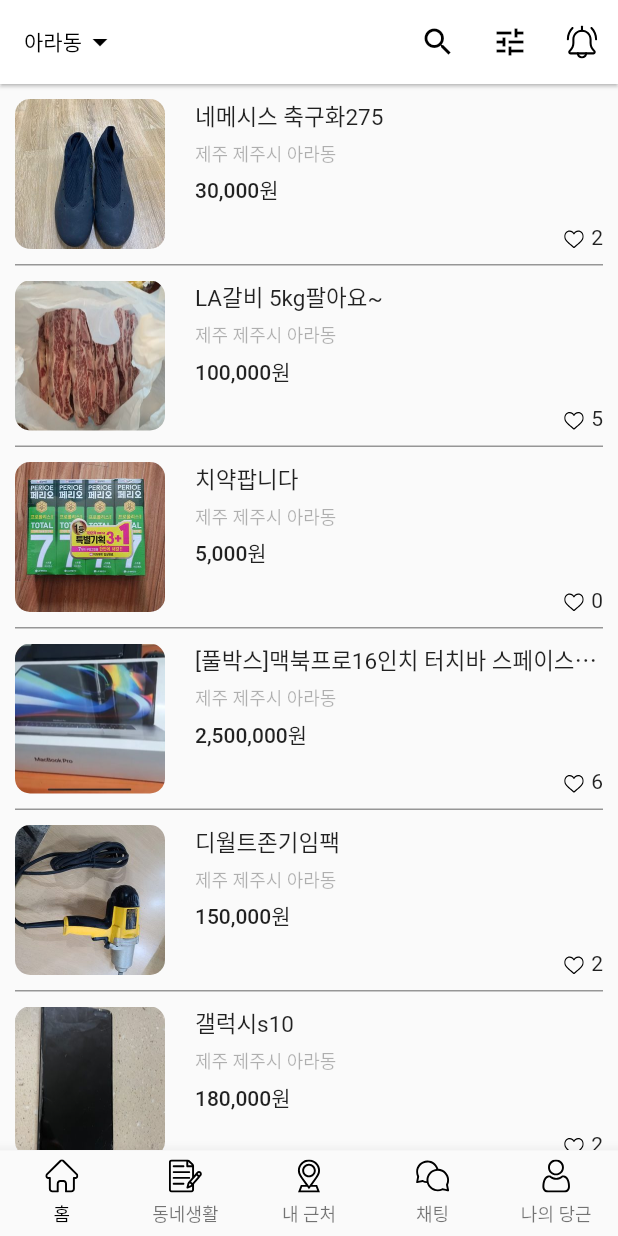
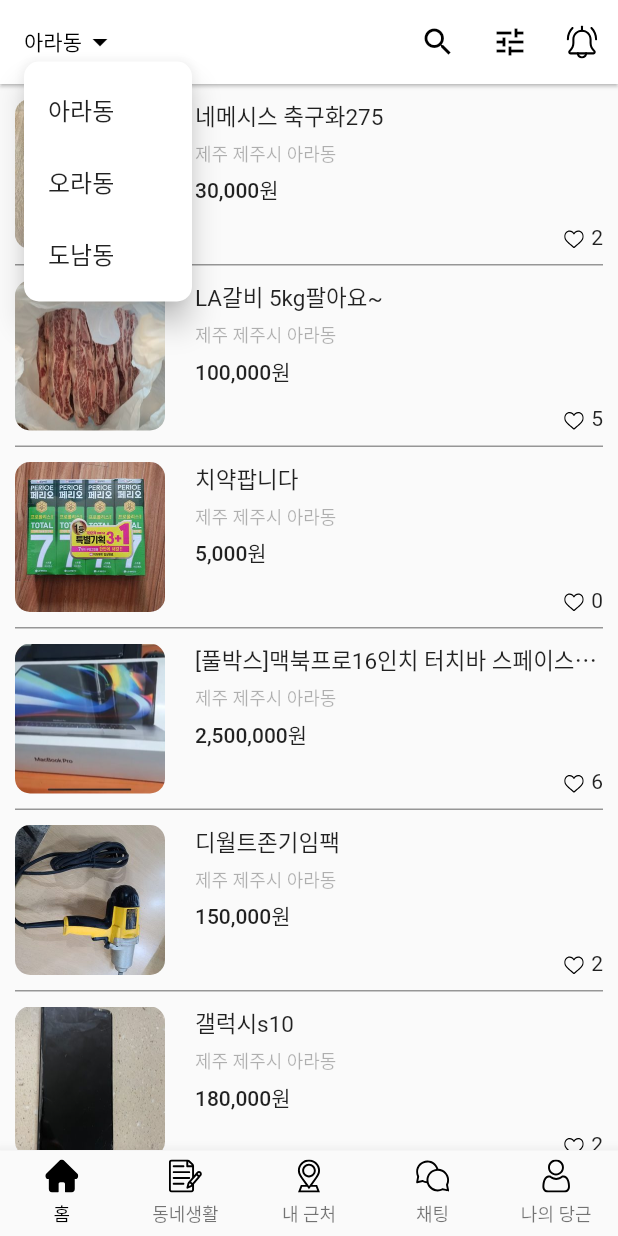
Before and after one commit to dragon5354/flutter_carrot_market_d5354, a Flutter app: the screen it shows after launch, after a tap on "아라동", on a phone screen of 412 x 824 dp. Run offline on Flutter 3.47's test engine with Material 2 defaults, Android fonts, the light colour scheme and no system bars; our stand-ins replace flutter_svg.

Commit message:
페이지 역할 및 이름 변경, Appbar 동이름 clickable, (#5)

```diff
--- a/lib/main.dart
+++ b/lib/main.dart
@@ -1,5 +1,5 @@
 import 'package:flutter/material.dart';
-import 'package:flutter_carrot_market_d5354/page/home.dart';
+import 'package:flutter_carrot_market_d5354/page/app.dart';
 
 void main() {
   runApp(const MainApp());
@@ -24,7 +24,7 @@
           ),
         )
       ),
-      home: Home(),
+      home: App(),
     );
   }
 }
--- /dev/null
+++ b/lib/page/app.dart
@@ -0,0 +1,93 @@
+/*
+  #1 ~ #4에서 시작 화면을 담당했던 home을, #5부터 app은 bottomNavigation 담당, home은 그 안의 home이라는 페이지를 담당하는 것으로 바꿈
+*/
+import 'package:flutter/material.dart';
+import 'package:flutter_carrot_market_d5354/page/home.dart';
+import 'package:flutter_svg/flutter_svg.dart';
+
+class App extends StatefulWidget {
+  const App({super.key});
+
+  @override
+  State<App> createState() => _AppState();
+}
+
+class _AppState extends State<App> {
+  // 아래 바텀네비게이션쪽 선언
+  late int _currentPageIndex;
+
+  @override
+  void initState() {
+    super.initState();
+    // 바텀네비게이션 초기화
+    _currentPageIndex = 0;
+  }
+
+  // body 위젯
+  Widget _bodyWidget() {
+    switch (_currentPageIndex) {
+      case 0:
+        return Home();
+      case 1:
+        return Container();
+      case 2:
+        return Container();
+      case 3:
+        return Container();
+      case 4:
+        return Container();
+      default: // 디폴트값을 넣어줘야 null 오류에 안걸림
+        return Container();
+    }
+  }
+
+  // bottomNavigation에서 사용할 것
+  // bottomNavigation 내부 구조가 다 같아서 하나로 빼줌
+  BottomNavigationBarItem _bottomNavigationBarItem(
+      String iconName, String label) {
+    return BottomNavigationBarItem(
+        icon: Padding(
+          padding: const EdgeInsets.only(bottom: 5),
+          child: SvgPicture.asset("assets/svg/${iconName}_off.svg", width: 22),
+        ),
+        // 눌렀을때 아이콘 바뀌게
+        activeIcon: Padding(
+          padding: const EdgeInsets.only(bottom: 5),
+          child: SvgPicture.asset("assets/svg/${iconName}_on.svg", width: 22),
+        ),
+        label: label);
+  }
+
+  // bottomNavigationBar 위젯
+  Widget _bottomNavigationBarWidget() {
+    return BottomNavigationBar(
+        // 눌렀을때 애니메이션 효과 설정
+        type: BottomNavigationBarType.fixed,
+        onTap: (int index) {
+          print(index);
+          setState(() {
+            // 누르면 해당 페이지 번호로 가게 해줌
+            _currentPageIndex = index;
+          });
+        },
+        currentIndex: _currentPageIndex,
+        selectedItemColor: Colors.black, // 눌렀을때 색깔
+        selectedLabelStyle: TextStyle(color: Colors.black), // 눌렀을때 색깔
+        selectedFontSize: 12, // 눌렀을때 폰트크기
+        items: [
+          _bottomNavigationBarItem("home", "홈"),
+          _bottomNavigationBarItem("notes", "동네생활"),
+          _bottomNavigationBarItem("location", "내 근처"),
+          _bottomNavigationBarItem("chat", "채팅"),
+          _bottomNavigationBarItem("user", "나의 당근")
+        ]);
+  }
+
+  @override
+  Widget build(BuildContext context) {
+    return Scaffold(
+      body: _bodyWidget(),
+      bottomNavigationBar: _bottomNavigationBarWidget(),
+    );
+  }
+}
--- a/lib/page/home.dart
+++ b/lib/page/home.dart
@@ -1,3 +1,6 @@
+/*
+  #1 ~ #4에서 시작 화면을 담당했던 home을, #5부터 app은 bottomNavigation 담당, home은 그 안의 home이라는 페이지를 담당하는 것으로 바꿈
+*/
 import 'package:flutter/material.dart';
 import 'package:flutter_svg/flutter_svg.dart';
 import 'package:intl/intl.dart';
@@ -13,16 +16,20 @@
   // 원래는 API에서 데이터를 받아오지만, view쪽 화면 구성이라 List로 대체함
   List<Map<String, String>> datas = [];
 
-  // 아래 바텀네비게이션쪽 선언
-  late int _currentPageIndex;
+  // 앱바 값 변환시킬 수 있게
+  late String currentLocation;
+
+  final Map<String, String> locatioTypeToString = {
+    "ara": "아라동",
+    "ora": "오라동",
+    "donam": "도남동",
+  };
 
   // 시작시 값을 불러와야 하기에 initState 안에 List
   @override
   void initState() {
-    // TODO: implement initState
     super.initState();
-    // 바텀네비게이션 초기화
-    _currentPageIndex = 0;
+    currentLocation = "ara"; // 초기값
     datas = [
       {
         "image": "assets/images/1.jpg",
@@ -97,6 +104,12 @@
     ];
   }
 
+  // String to Won, 단위 변환용
+  final oCcy = NumberFormat("#,###", "Ko_KR");
+  String calcStringToWon(String priceString) {
+    return "${oCcy.format(int.parse(priceString))}원";
+  }
+
 // Appbar 위젯
 // 요즘에는 PreferredSizeWiget(높이가 있는 위젯)으로 받아둬야 오류가 발생하지 않음
   PreferredSizeWidget _appbarWidget() {
@@ -105,31 +118,49 @@
         onTap: () {
           print('click');
         },
+        // 동 이름 눌렀을때 선택 가능하게
+        child: PopupMenuButton<String>(
+          offset: Offset(0, 25),
+          shape: ShapeBorder.lerp(
+              RoundedRectangleBorder(borderRadius: BorderRadius.circular(10.0)),
+              RoundedRectangleBorder(borderRadius: BorderRadius.circular(10.0)),
+              1),
+          onSelected: (String where) {
+            print(where);
+            setState(() {
+              currentLocation = where;
+            });
+          },
+          itemBuilder: (BuildContext context) {
+            return [
+              PopupMenuItem(value: "ara", child: Text("아라동")),
+              PopupMenuItem(value: "ora", child: Text("오라동")),
+              PopupMenuItem(value: "donam", child: Text("도남동")),
+            ];
+          },
           child: Row(
-            children: [
-              Text("아라동"),
-              Icon(Icons.arrow_drop_down)
-            ],
+            children: [Text(locatioTypeToString[currentLocation].toString()), Icon(Icons.arrow_drop_down)],
+          ),
         ),
       ),
       elevation: 1,
       actions: [
-          IconButton(onPressed: (){}, icon: Icon(Icons.search)), // 검색 아이콘
-          IconButton(onPressed: (){}, icon: Icon(Icons.tune)), // tune 아이콘
-          IconButton(onPressed: (){}, icon: SvgPicture.asset("assets/svg/bell.svg",width: 22,)), // 종 아이콘. 보통 이렇게 혼용해서 안 쓰긴 하는데 그냥 연습 겸해서 써봄
+        IconButton(onPressed: () {}, icon: Icon(Icons.search)), // 검색 아이콘
+        IconButton(onPressed: () {}, icon: Icon(Icons.tune)), // tune 아이콘
+        IconButton(
+            onPressed: () {},
+            icon: SvgPicture.asset(
+              "assets/svg/bell.svg",
+              width: 22,
+            )), // 종 아이콘. 보통 이렇게 혼용해서 안 쓰긴 하는데 그냥 연습 겸해서 써봄
       ],
     );
   }
 
-  // String to Won, 단위 변환용
-  final oCcy = NumberFormat("#,###","Ko_KR");
-  String calcStringToWon(String priceString) {
-    return "${oCcy.format(int.parse(priceString))}원";
-  }
-
 // body 위젯
   Widget _bodyWidget() {
-    return ListView.separated( //Listview 중 분할선을 커스터마이징 가능
+    return ListView.separated(
+      //Listview 중 분할선을 커스터마이징 가능
       padding: const EdgeInsets.symmetric(horizontal: 10),
       // 내용물 부분
       itemBuilder: (BuildContext _context, int index) {
@@ -138,7 +169,8 @@
           child: Row(
             children: [
               // 이미지
-              ClipRRect( // child를 특정한 모양으로 강제함
+              ClipRRect(
+                // child를 특정한 모양으로 강제함
                 borderRadius: BorderRadius.all(Radius.circular(10)),
                 child: Image.asset(
                   datas[index]["image"].toString(),
@@ -159,12 +191,18 @@
                           overflow: TextOverflow.ellipsis,
                           style: TextStyle(fontSize: 15),
                         ),
-                      SizedBox(height: 5,),
+                        SizedBox(
+                          height: 5,
+                        ),
                         Text(
                           datas[index]["location"].toString(),
-                        style: TextStyle(fontSize: 12, color: Colors.black.withOpacity(0.3)),
+                          style: TextStyle(
+                              fontSize: 12,
+                              color: Colors.black.withOpacity(0.3)),
                         ),
-                      SizedBox(height: 5,),
+                        SizedBox(
+                          height: 5,
+                        ),
                         Text(
                           calcStringToWon(datas[index]["price"].toString()),
                           style: TextStyle(fontWeight: FontWeight.w500),
@@ -174,17 +212,19 @@
                             mainAxisAlignment: MainAxisAlignment.end,
                             crossAxisAlignment: CrossAxisAlignment.end,
                             children: [
-                            SvgPicture.asset("assets/svg/heart_off.svg",width: 13,
+                              SvgPicture.asset(
+                                "assets/svg/heart_off.svg",
+                                width: 13,
                                 height: 13,
                               ),
-                            SizedBox(width: 5,),
+                              SizedBox(
+                                width: 5,
+                              ),
                               Text(datas[index]["likes"].toString()),
                             ],
                           ),
                         ),
-
-                    ]
-                  ),
+                      ]),
                 ),
               )
             ],
@@ -202,51 +242,11 @@
     );
   }
 
-  // bottomNavigation에서 사용할 것
-  // bottomNavigation 내부 구조가 다 같아서 하나로 빼줌
-  BottomNavigationBarItem _bottomNavigationBarItem(
-      String iconName, String label) {
-    return BottomNavigationBarItem(
-      icon: Padding(
-        padding: const EdgeInsets.only(bottom: 5),
-        child: SvgPicture.asset("assets/svg/${iconName}_off.svg", width: 22),
-      ),
-      label: label
-    );
-  }
-
-  // bottomNavigationBar 위젯
-    Widget _bottomNavigationBarWidget() {
-      return BottomNavigationBar(
-        // 눌렀을때 애니메이션 효과 설정
-        type: BottomNavigationBarType.fixed,
-        onTap: (int index) {
-          print(index);
-          setState(() {
-            // 누르면 해당 페이지 번호로 가게 해줌
-            _currentPageIndex = index;
-          });
-        },
-        currentIndex: _currentPageIndex,
-        selectedItemColor: Colors.black, // 눌렀을때 색깔
-        selectedLabelStyle: TextStyle(color: Colors.black), // 눌렀을때 색깔
-        selectedFontSize: 12, // 눌렀을때 폰트크기
-        items: [
-          _bottomNavigationBarItem("home", "홈"),
-          _bottomNavigationBarItem("notes", "동네생활"),
-          _bottomNavigationBarItem("location", "내 근처"),
-          _bottomNavigationBarItem("chat", "채팅"),
-          _bottomNavigationBarItem("user", "나의 당근")
-        ]
-      );
-    }
-
   @override
   Widget build(BuildContext context) {
     return Scaffold(
       appBar: _appbarWidget(),
       body: _bodyWidget(),
-      bottomNavigationBar: _bottomNavigationBarWidget(),
     );
   }
 }
```
Lines whose indentation alone changed are shown as unchanged.
